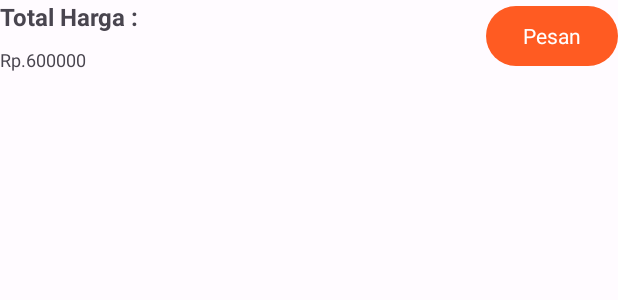
After one commit to asnafialkaromi/24001084-km6-asn-SFoods, an Android app: the layout layout_cart_footer.xml on its own in the app's theme, with its tools: preview values and no code run, on a phone screen of 412 x 824 dp. The commit adds this screen. Shown: the top 300 px of the screen. Run offline under Robolectric (Android 15) with nearby library versions, the phone set to English and light mode, and no system bars.

Commit message:
Finishing layouting Fragment Cart

```diff
--- a/app/src/main/res/drawable/bg_rounded_rectangle.xml
+++ b/app/src/main/res/drawable/bg_rounded_rectangle.xml
@@ -1,7 +1,7 @@
 <?xml version="1.0" encoding="utf-8"?>
 <shape xmlns:android="http://schemas.android.com/apk/res/android"
     android:shape="rectangle">
-    <solid android:color="@color/seed"/>
+    <solid android:color="@color/transparent"/>
     <corners android:radius="12dp" />
     <stroke android:width="2px" android:color="@color/seed" />
 </shape>
--- /dev/null
+++ b/app/src/main/res/drawable/ic_delete.xml
@@ -0,0 +1,5 @@
+<vector xmlns:android="http://schemas.android.com/apk/res/android" android:height="24dp" android:tint="#CC2E2E" android:viewportHeight="24" android:viewportWidth="24" android:width="24dp">
+
+    <path android:fillColor="@android:color/white" android:pathData="M6,19c0,1.1 0.9,2 2,2h8c1.1,0 2,-0.9 2,-2V7H6v12zM19,4h-3.5l-1,-1h-5l-1,1H5v2h14V4z"/>
+
+</vector>
--- /dev/null
+++ b/app/src/main/res/layout/layout_cart_footer.xml
@@ -0,0 +1,35 @@
+<?xml version="1.0" encoding="utf-8"?>
+<androidx.constraintlayout.widget.ConstraintLayout xmlns:android="http://schemas.android.com/apk/res/android"
+    xmlns:app="http://schemas.android.com/apk/res-auto"
+    android:layout_width="match_parent"
+    android:layout_height="match_parent">
+
+    <TextView
+        android:id="@+id/tv_total_price"
+        android:layout_width="wrap_content"
+        android:layout_height="wrap_content"
+        android:text="@string/text_total_price"
+        android:textSize="16sp"
+        android:textStyle="bold"
+        app:layout_constraintStart_toStartOf="parent"
+        app:layout_constraintTop_toTopOf="@+id/btn_order" />
+
+    <TextView
+        android:id="@+id/tv_total_price_number"
+        android:layout_width="wrap_content"
+        android:layout_height="wrap_content"
+        android:text="@string/text_total_price_number"
+        android:textSize="12sp"
+        android:textStyle="normal"
+        app:layout_constraintBottom_toBottomOf="@+id/btn_order"
+        app:layout_constraintStart_toStartOf="parent" />
+
+    <Button
+        android:id="@+id/btn_order"
+        android:layout_width="wrap_content"
+        android:layout_height="wrap_content"
+        android:text="@string/text_button_order"
+        app:layout_constraintEnd_toEndOf="parent"
+        app:layout_constraintTop_toTopOf="parent" />
+
+</androidx.constraintlayout.widget.ConstraintLayout>
--- a/app/src/main/res/values/strings.xml
+++ b/app/src/main/res/values/strings.xml
@@ -34,4 +34,14 @@
     <string name="text_detail_button_plus">+</string>
     <string name="text_detail_quantity">1</string>
     <string name="text_detail_button_min">-</string>
+    <string name="text_cart">Keranjang</string>
+    <string name="text_cart_menu_name">Nasi Goreng</string>
+    <string name="text_cart_menu_price">Rp.200000</string>
+    <string name="text_hint_note">Catatan</string>
+    <string name="text_cart_min">-</string>
+    <string name="text_cart_counter">1</string>
+    <string name="text_cart_plus">+</string>
+    <string name="text_button_order">Pesan</string>
+    <string name="text_total_price">Total Harga :</string>
+    <string name="text_total_price_number">Rp.600000</string>
 </resources>
```
Also changed, not shown: app/src/main/res/layout/fragment_cart.xml (+29 -5 lines), app/src/main/res/layout/item_cart.xml (added, +100 -0 lines).
